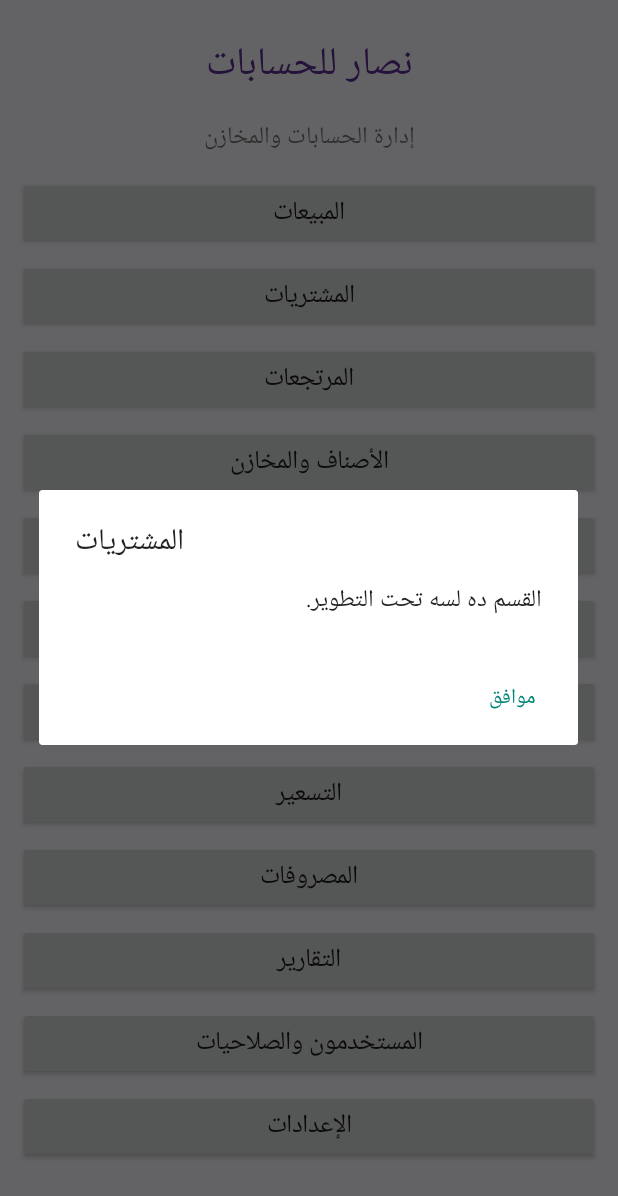
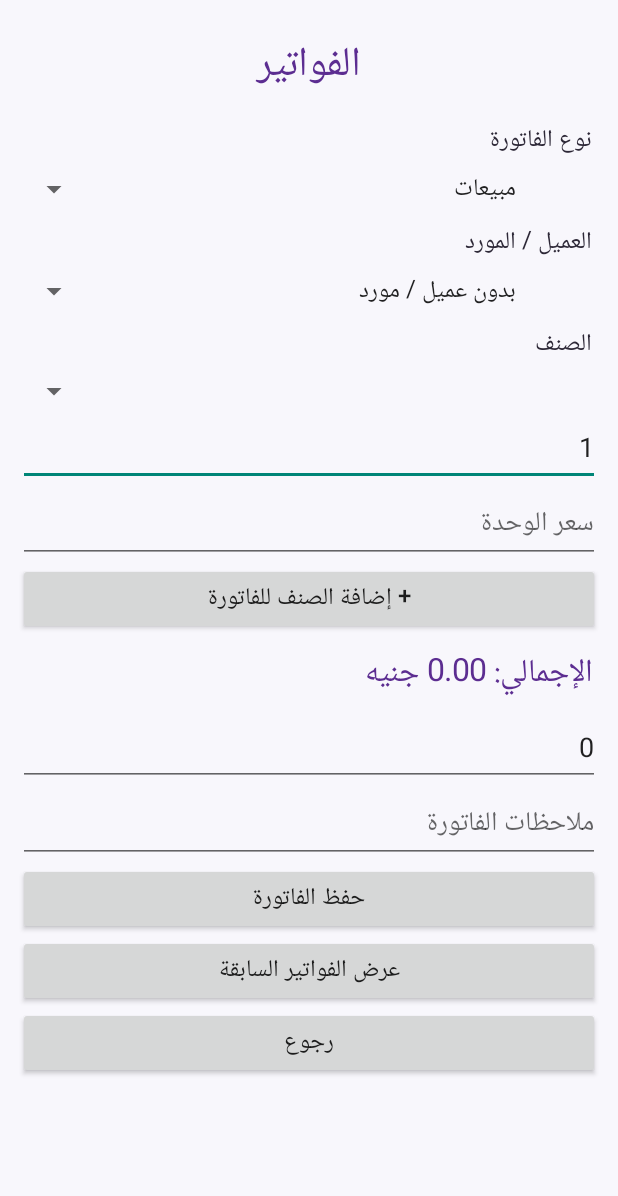
Before and after one commit to aborooka2016-collab/nassar-accounting, an Android app: the screen it shows after launch (MainActivity before the commit, InvoicesActivity after it), after a tap on "المشتريات", on a phone screen of 412 x 824 dp. Shown: the top 1196 px of the screen. Run offline under Robolectric (Android 15) with nearby library versions, the phone set to English and light mode, and no system bars.

Commit message:
Update MainActivity.java

```diff
--- a/app/src/main/java/com/nassar/accounting/MainActivity.java
+++ b/app/src/main/java/com/nassar/accounting/MainActivity.java
@@ -142,7 +142,18 @@ public class MainActivity extends Activity {
 
             b.setOnClickListener(v -> {
 
-                if (section.equals("الأصناف والمخازن")) {
+                if (
+    section.equals("المبيعات") ||
+    section.equals("المشتريات")
+) {
+    startActivity(
+        new Intent(
+            MainActivity.this,
+            InvoicesActivity.class
+        )
+    );
+
+} else if (section.equals("الأصناف والمخازن")) {
 
                     showStock();
 
```
